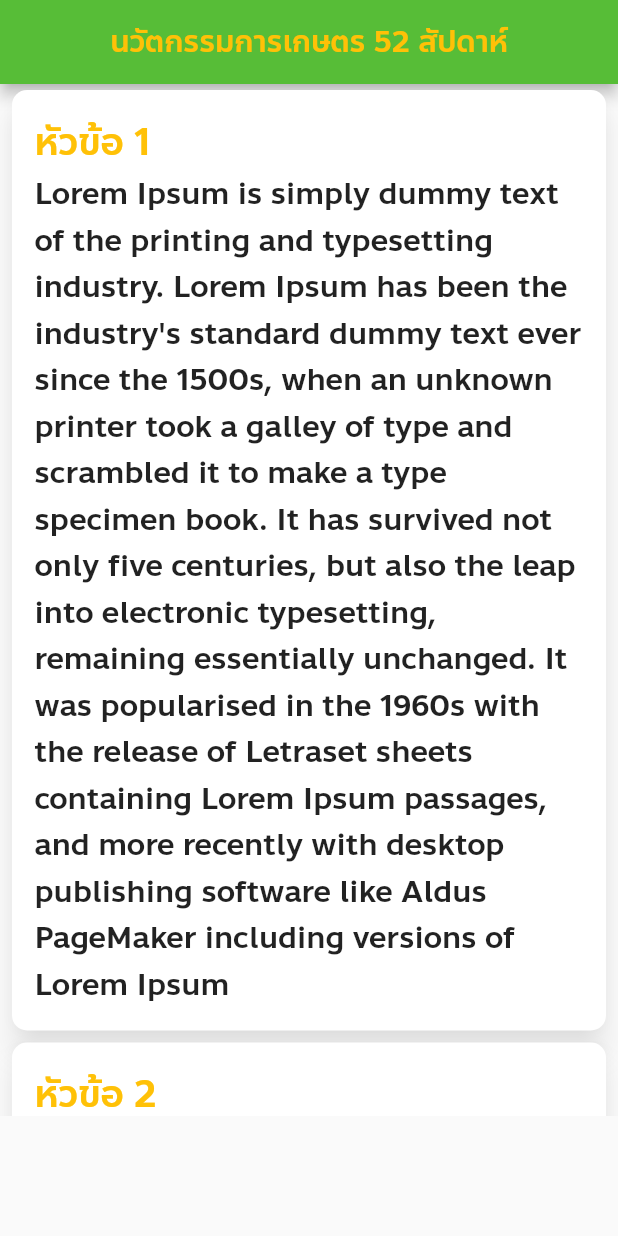
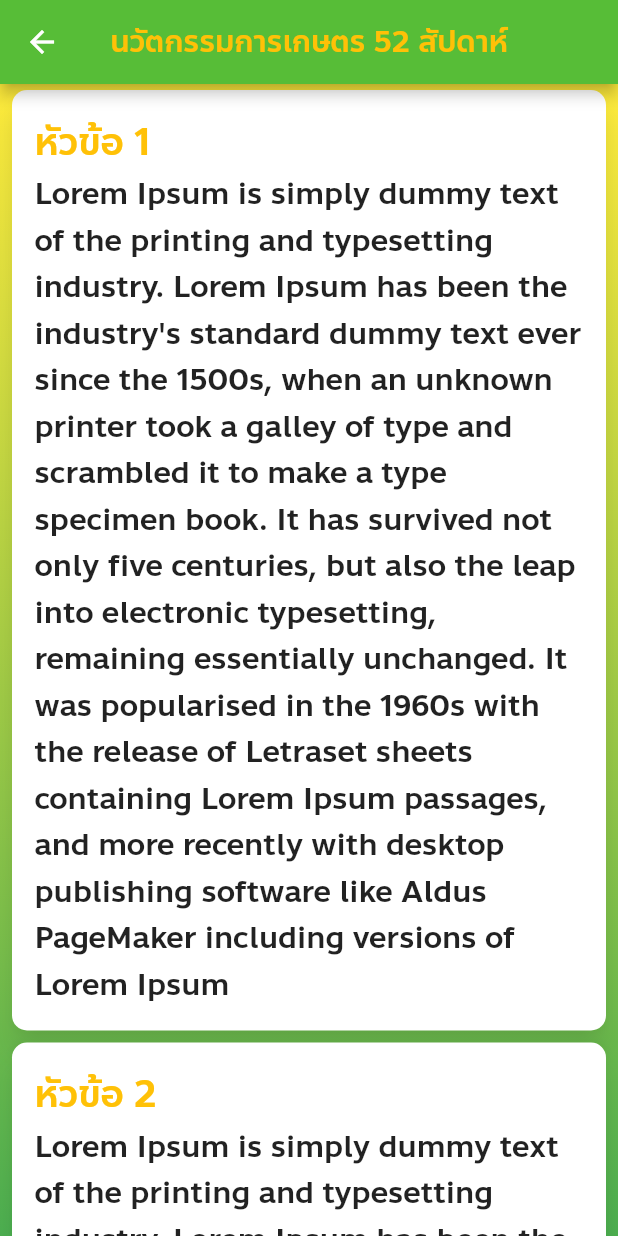
Before and after one commit to PatcharaMoolmai/Hero-Agri, a Flutter app: the AgroPlantPage screen opened directly, on a phone screen of 412 x 824 dp. Run offline on Flutter 3.47's test engine with Material 2 defaults, Android fonts, the phone set to English and light mode, and no system bars; our stand-ins replace carousel_slider, dots_indicator, flutter_animation_progress_bar, font_awesome_flutter, google_maps_flutter, pin_code_fields and 2 more; missing offline and left inert: passwordfield; accounts and stored records are empty.

Commit message:
fix mockup 52week & setting

```diff
--- a/lib/agro_plant_page.dart
+++ b/lib/agro_plant_page.dart
@@ -22,7 +22,7 @@ class AgroPlantPage extends StatelessWidget {
             crossAxisAlignment: CrossAxisAlignment.start,
             children: <Widget>[
               Text(
-                'หัวข้อ ${plant_count+1}',
+                'หัวข้อ ${plant_count + 1}',
                 style: TextStyle(
                     fontFamily: 'Anakotmai',
                     fontSize: 25,
@@ -42,10 +42,9 @@ class AgroPlantPage extends StatelessWidget {
       );
       plant_count++;
     }
-    return Container(
-      child: Column(
-        children: <Widget>[
-          AppBar(
+    return Scaffold(
+      // backgroundColor: Colors.green,
+      appBar: AppBar(
         title: Text(
           'นวัตกรรมการเกษตร 52 สัปดาห์',
           style: TextStyle(
@@ -56,17 +55,34 @@ class AgroPlantPage extends StatelessWidget {
         backgroundColor: Color(0xFF57BD37),
         centerTitle: true,
       ),
-          Expanded(
-            // height: 500,
+      body: Container(
+        decoration: BoxDecoration(
+            gradient: LinearGradient(
+          begin: Alignment.topCenter,
+          end: Alignment.bottomCenter,
+          colors: [
+            Colors.yellow,
+            Colors.green,
+          ],
+        )),
         child: ListView(
           children: weekPlantList,
         ),
       ),
-          SizedBox(
-            height: 80,
-          )
-        ],
-      ),
     );
+    // Container(
+    //   child: Column(
+    //     children: <Widget>[
+
+    //       Expanded(
+    //         // height: 500,
+    //         child: ,
+    //       ),
+    //       SizedBox(
+    //         height: 80,
+    //       )
+    //     ],
+    //   ),
+    // );
   }
 }
--- a/lib/setting/setting_page.dart
+++ b/lib/setting/setting_page.dart
@@ -29,8 +29,15 @@ class SettingPage extends StatelessWidget {
                 height: 20,
               ),
               Container(
+                decoration: BoxDecoration(
+                    color: Colors.white,
+                    borderRadius: BorderRadius.only(
+                        topRight: Radius.circular(40),
+                        topLeft: Radius.circular(40))),
                 // height: 700,
                 child: TileCard(
+                    elevation: 0,
+                    borderRadius: 40,
                     color: Colors.grey[100],
                     padding: EdgeInsets.all(0),
                     insets: EdgeInsets.all(0),
```
Lines whose indentation alone changed are shown as unchanged.
